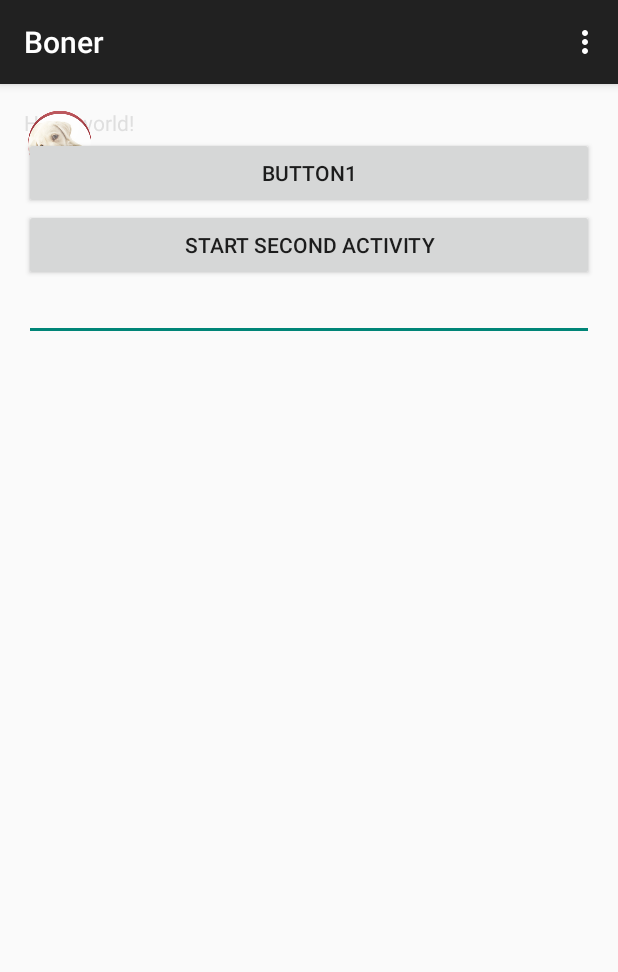
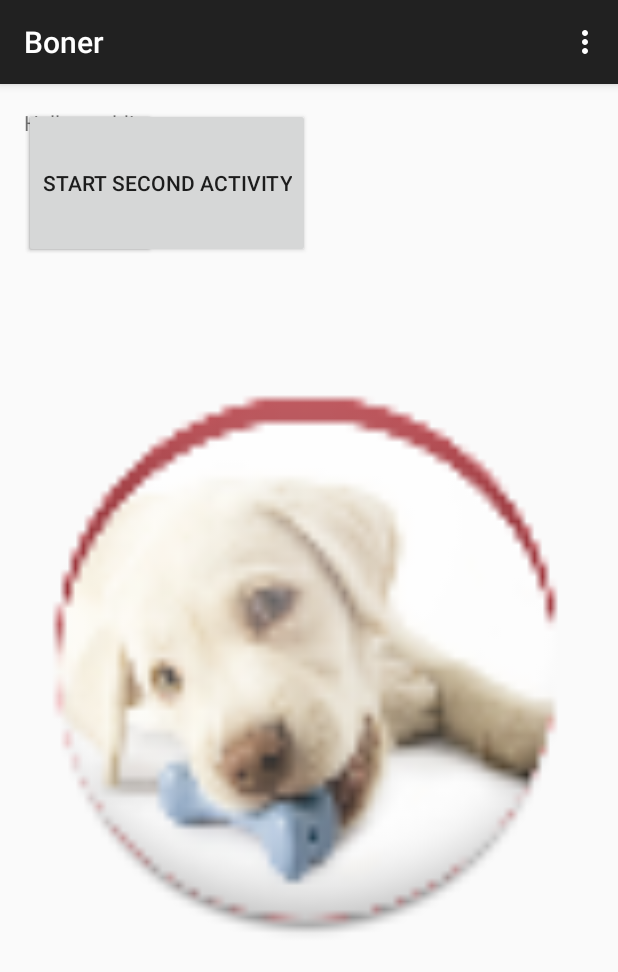
Before and after one commit to hayleycall/TinderForDogs, an Android app: the screen it shows after launch (MainActivity), in the options menu, after a tap on "Settings", on a phone screen of 412 x 824 dp. Shown: the top 972 px of the screen. Run offline under Robolectric (Android 15) with nearby library versions, the phone set to English and light mode, and no system bars.

Commit message:
blah blah blah

```diff
--- a/app/src/main/java/com/example/hayleycall/boner/MainActivity.java
+++ b/app/src/main/java/com/example/hayleycall/boner/MainActivity.java
@@ -8,7 +8,6 @@ import android.support.v7.app.ActionBarActivity;
 import android.view.Menu;
 import android.view.MenuItem;
 import android.view.View;
-import android.widget.EditText;
 import android.widget.ImageView;
 import android.widget.TextView;
 
@@ -55,9 +54,6 @@ public class MainActivity extends ActionBarActivity {
 
     public void goToSecondActivity (View view) {
         Intent intent = new Intent(this, SecondActivity.class);
-        EditText editText = (EditText) findViewById(R.id.editText1);
-        String text = editText.getText().toString();
-        intent.putExtra("item", text);
         startActivity(intent);
 
     }
--- a/app/src/main/res/layout/activity_main.xml
+++ b/app/src/main/res/layout/activity_main.xml
@@ -13,29 +13,24 @@
     <ImageView
         android:id="@+id/pupbone_image"
         android:src="@drawable/ic_launcher"
-        android:layout_width="wrap_content"
-        android:layout_height="wrap_content"
+        android:layout_width="fill_parent"
+        android:layout_height="fill_parent"
         />
 
     <Button
+        android:text="Button1"
         android:id="@+id/button1"
-        android:layout_width="fill_parent"
-        android:layout_height="wrap_content"
-        android:text="Button1"
-        android:onClick="clickMe"
-        android:layout_below="@id/textView"/>
+        android:layout_width="wrap_content"
+        android:layout_height="150px"
+        android:layout_marginBottom="150px"
+        android:onClick="clickMe"/>
 
     <Button
+        android:text="Start Second Activity"
         android:id="@+id/button2"
-        android:layout_width="fill_parent"
-        android:layout_height="wrap_content"
-        android:text="Start Second Activity"
-        android:onClick="goToSecondActivity"
-        android:layout_below="@id/button1"/>
+        android:layout_width="wrap_content"
+        android:layout_height="150px"
+        android:layout_marginBottom="1px"
+        android:onClick="goToSecondActivity"/>
 
-    <EditText
-        android:id="@+id/editText1"
-        android:layout_width="fill_parent"
-        android:layout_height="40dp"
-        android:layout_below="@id/button2"/>
 </RelativeLayout>
```
